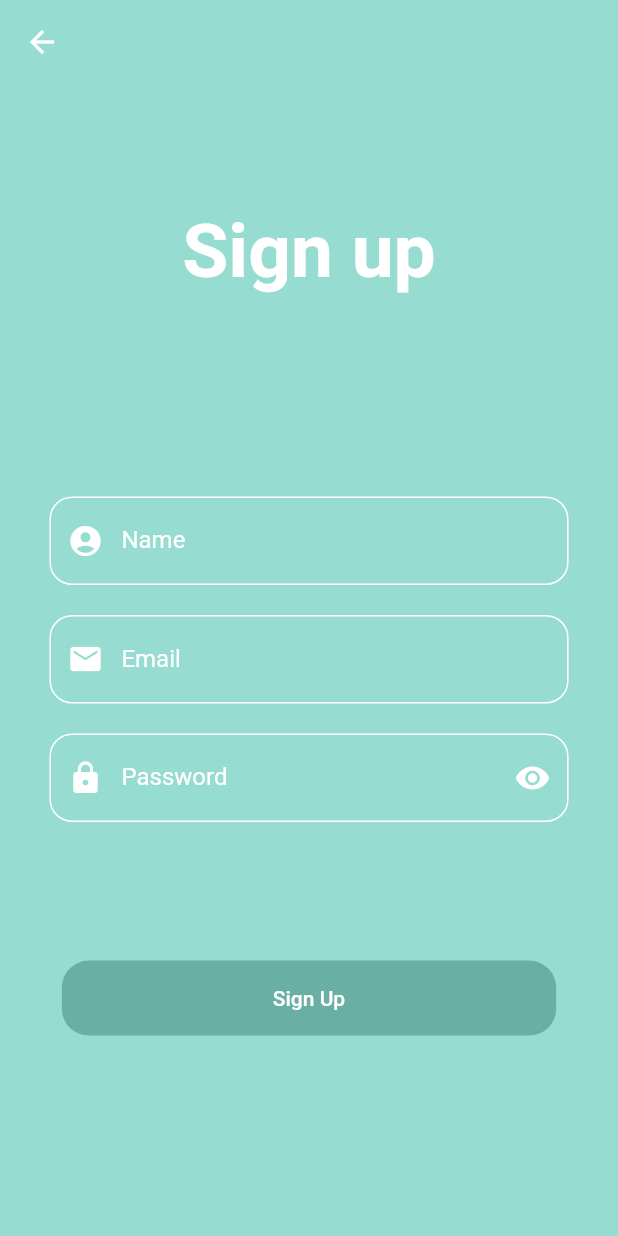
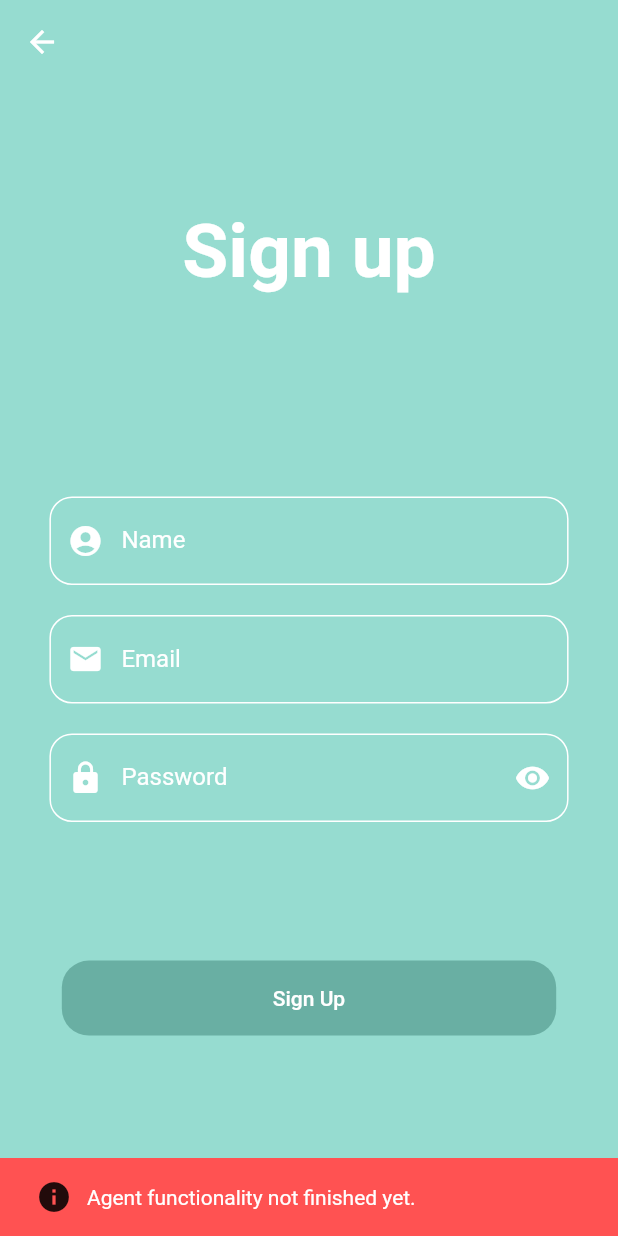
Before and after one commit to md-amimul-ehsan/real_estate_app, a Flutter app: the SignUpScreen screen opened directly, after a tap on "Sign Up", on a phone screen of 412 x 824 dp. Run offline on Flutter 3.47's test engine with Material 2 defaults, Android fonts, the phone set to English and light mode, and no system bars; our stand-ins replace shared_preferences, sliding_up_panel, video_player; accounts and stored records are empty.

Commit message:
Add in user sign in and sign up functionality.

```diff
--- a/lib/views/auth/sign_up_screen.dart
+++ b/lib/views/auth/sign_up_screen.dart
@@ -1,10 +1,18 @@
 import 'package:flutter/material.dart';
+import 'package:real_estate_app/controllers/authentication.dart';
+import 'package:real_estate_app/models/user.dart';
+import 'package:real_estate_app/utilities/common_functions.dart';
 import 'package:real_estate_app/views/components/rounded_rectangle_border_button.dart';
 import 'package:real_estate_app/utilities/constants.dart';
 import 'package:real_estate_app/views/components/input_text_field.dart';
 import 'package:real_estate_app/views/components/password_text_field.dart';
+import 'package:real_estate_app/views/main/main_screen.dart';
 
 class SignUpScreen extends StatefulWidget {
+
+  SignUpScreen({Key key, this.userType,}) : super (key: key);
+
+  UserType userType;
   @override
   _SignUpScreenState createState() => _SignUpScreenState();
 }
@@ -12,6 +20,8 @@ class SignUpScreen extends StatefulWidget {
 class _SignUpScreenState extends State<SignUpScreen> {
   @override
   Widget build(BuildContext context) {
+    // bool isLoading = false;
+    String email, pass, name;
     final double screenHeight = MediaQuery.of(context).size.height;
     final double screenWidth = MediaQuery.of(context).size.width;
     return Scaffold(
@@ -38,6 +48,9 @@ class _SignUpScreenState extends State<SignUpScreen> {
             InputTextField(
               title: 'Name',
               textInputType: TextInputType.name,
+              callback: (text) {
+                name = text;
+              },
               prefixIcon: Icon(
                 Icons.account_circle,
                 color: kSecondaryAccentColor,
@@ -46,6 +59,9 @@ class _SignUpScreenState extends State<SignUpScreen> {
             InputTextField(
               textInputType: TextInputType.emailAddress,
               title: 'Email',
+              callback: (text) {
+                email = text;
+              },
               prefixIcon: Icon(
                 Icons.mail,
                 color: kSecondaryAccentColor,
@@ -53,16 +69,75 @@ class _SignUpScreenState extends State<SignUpScreen> {
             ),
             PasswordTextField(
               title: 'Password',
+              callback: (text) {
+                pass = text;
+              },
             ),
             SizedBox(
               height: screenHeight * 0.1,
             ),
             RoundedRectangleBorderButton(
-              onPressed: () {},
+              onPressed: () async {
+                try {
+                  // setState(() {
+                  //   isLoading = true;
+                  // });
+                  if (widget.userType == UserType.User) {
+                    User user = await registerUser(name, email, pass);
+                    if (user != null) {
+                      Navigator.push(
+                        context,
+                        MaterialPageRoute(builder: (context) {
+                          return MainScreen();
+                        }),
+                      );
+                    } else {
+                      // setState(() {
+                      //   isLoading = false;
+                      // });
+                      showSnackbar(
+                        Icons.info,
+                        "Unable to sign in. Please try again.",
+                        Colors.redAccent,
+                        context,
+                      );
+                    }
+                  } else {
+                    // setState(() {
+                    //   isLoading = false;
+                    // });
+                    //agent thing
+                    showSnackbar(
+                      Icons.info,
+                      "Agent functionality not finished yet.",
+                      Colors.redAccent,
+                      context,
+                    );
+                  }
+                } catch (e) {
+                  // setState(() {
+                  //   isLoading = false;
+                  // });
+                  showSnackbar(
+                    Icons.info,
+                    e.toString(),
+                    Colors.redAccent,
+                    context,
+                  );
+                }
+              },
               screenWidth: screenWidth,
               title: 'Sign Up',
               width: screenWidth * 0.3,
             ),
+            // !isLoading ? Container() : Padding(
+            //   padding: EdgeInsets.fromLTRB(150, 50, 150, 50),
+            //   child: Center(
+            //     child: CircularProgressIndicator(
+            //       valueColor: AlwaysStoppedAnimation<Color>(Colors.white),
+            //     ),
+            //   ),
+            // ),
           ],
         ),
       ),
```
Also changed, not shown: lib/views/auth/landing_screen.dart (+31 -5 lines), lib/views/auth/sign_in_screen.dart (+55 -1 lines).
